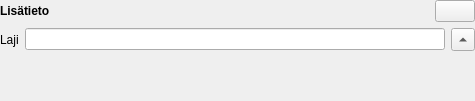
Above: arho_feature_template/gui/components/additional_information_widget.ui from GispoCoding/arho-qgis-plugin before the change. Below: the same form after it.
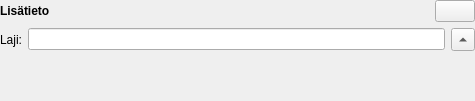
That is the form after the change.

```diff
--- a/arho_feature_template/gui/components/additional_information_widget.ui
+++ b/arho_feature_template/gui/components/additional_information_widget.ui
@@ -96,7 +96,7 @@
      <item row="0" column="0">
       <widget class="QLabel" name="label_4">
        <property name="text">
-        <string>Laji</string>
+        <string>Laji:</string>
        </property>
       </widget>
      </item>
```
